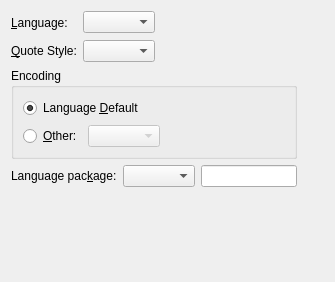
This is src/frontends/qt4/ui/LanguageUi.ui in cburschka/lyx as Qt 5 draws it before an edit. The edited form follows.
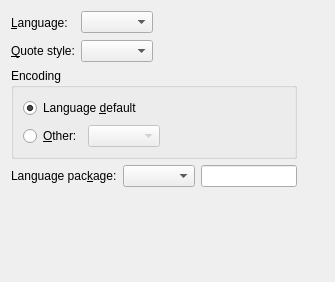
This is the edited form.

Patch:
```diff
--- a/src/frontends/qt4/ui/LanguageUi.ui
+++ b/src/frontends/qt4/ui/LanguageUi.ui
@@ -50,7 +50,7 @@
    <item row="1" column="0">
     <widget class="QLabel" name="typeL">
      <property name="text">
-      <string>&amp;Quote Style:</string>
+      <string>&amp;Quote style:</string>
      </property>
      <property name="buddy">
       <cstring>quoteStyleCO</cstring>
@@ -78,7 +78,7 @@
       <item row="0" column="0" colspan="2">
        <widget class="QRadioButton" name="defaultencodingRB">
         <property name="text">
-         <string>Language &amp;Default</string>
+         <string>Language &amp;default</string>
         </property>
         <property name="checked">
          <bool>true</bool>
```
